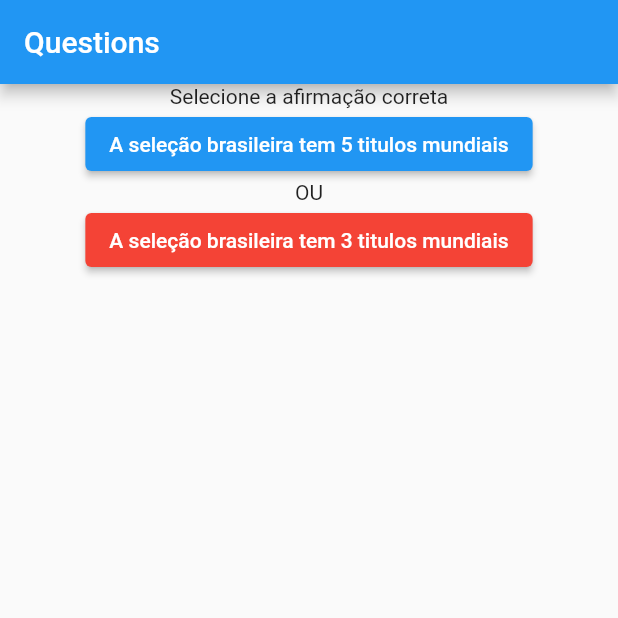
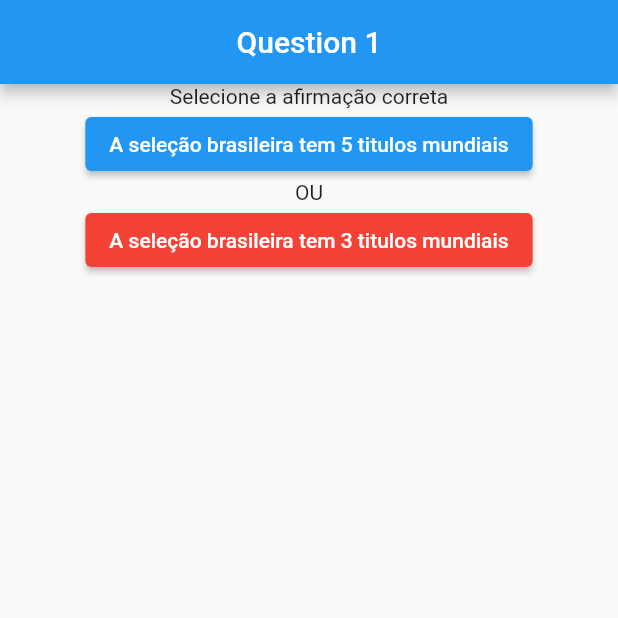
Before and after one commit to jfabiosan/quiz_app, a Flutter app: the screen it shows after launch, on a phone screen of 412 x 824 dp, the top half of it. Run offline on Flutter 3.47's test engine with Material 2 defaults, Android fonts, the phone set to English and light mode, and no system bars.

Commit message:
quiz app

```diff
--- a/lib/home.dart
+++ b/lib/home.dart
@@ -1,4 +1,5 @@
 import 'package:flutter/material.dart';
+import './result.dart';
 import './question.dart';
 import './question_box.dart';
 
@@ -31,8 +32,8 @@ class _HomeState extends State<Home> {
     },
     {
       3: [
-        Question('Dart é uima linguagem desenvolvida pelo Facebook', 0),
-        Question('Dart é uima linguagem desenvolvida pelo Google', 1),
+        Question('Dart é uma linguagem desenvolvida pelo Facebook', 0),
+        Question('Dart é uma linguagem desenvolvida pelo Google', 1),
       ]
     },
   ];
@@ -46,15 +47,41 @@ class _HomeState extends State<Home> {
     });
   }
 
+  void reset() {
+    setState(() {
+      _index = 0;
+      result = 0;
+    });
+  }
+
+  String getMessage() {
+    if (result < 2) {
+      return 'Ooops... estude mais!';
+    } else if (result < 3) {
+      return 'Quase acertou tudo';
+    }
+    return 'Parabens... acertou tudo';
+  }
+
+  String _getTitle() {
+    if (_index < 4) {
+      return 'Question ${_index + 1}';
+    } else {
+      return 'Result';
+    }
+  }
+
   @override
   Widget build(BuildContext context) {
     return Scaffold(
       appBar: AppBar(
-        title: const Text('Questions'),
+        title: Center(
+          child: Text(_getTitle()),
+        ),
       ),
       body: _index < _questions.length
           ? QuestionBox(_index, _questions, nextQuestion)
-          : const Text('Acabou'),
+          : Result(getMessage(), reset),
     );
   }
 }
```
Also changed, not shown: lib/result.dart (added, +35 -0 lines).
